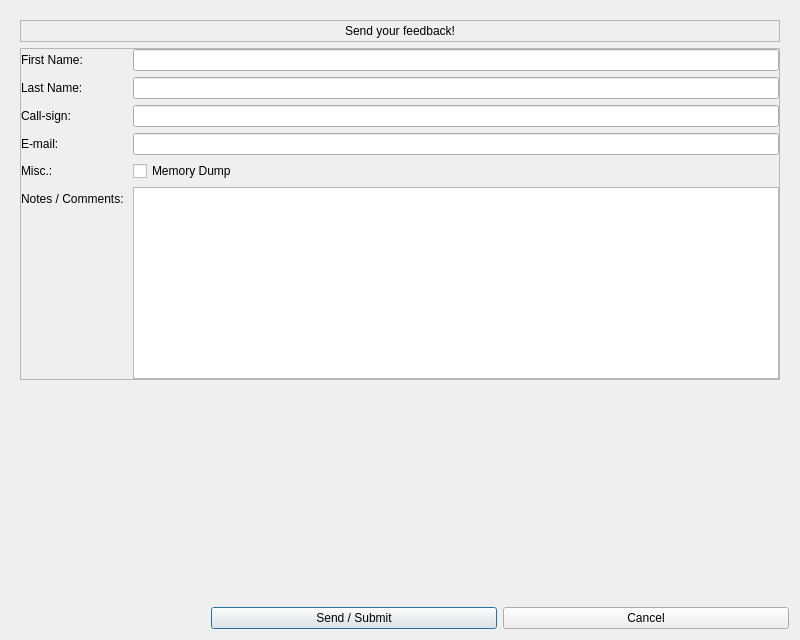
This is src/ui/sendreportdialog.ui in GekkoFyre/small-world-deluxe as Qt 5 draws it before an edit. The edited form follows.
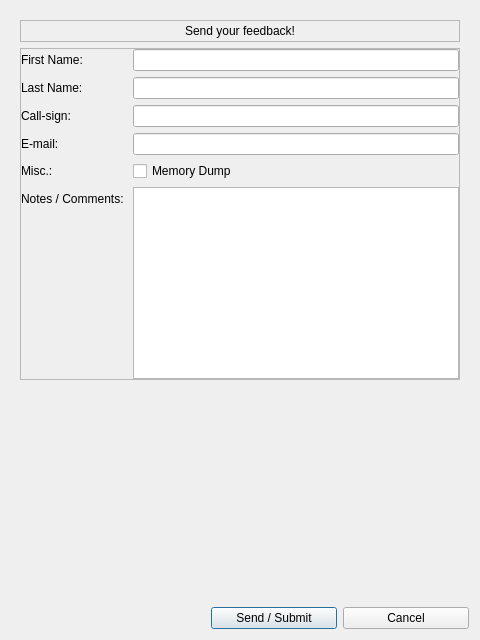
This is the edited form.

Commit message: * Something weird is going on with my Linux installation. GUI's appear normally and as they should under Microsoft Windows, but are all incorrect when switching to Linux. I guess this is something I have to keep in mind when editing a GUI form under Linux, or just strictly keep this activity for something under Microsoft Windows.

```diff
--- a/src/ui/sendreportdialog.ui
+++ b/src/ui/sendreportdialog.ui
@@ -9,7 +9,7 @@
    <rect>
     <x>0</x>
     <y>0</y>
-    <width>800</width>
+    <width>480</width>
     <height>640</height>
    </rect>
   </property>
@@ -75,8 +75,8 @@
           <rect>
            <x>0</x>
            <y>0</y>
-           <width>764</width>
-           <height>541</height>
+           <width>462</width>
+           <height>594</height>
           </rect>
          </property>
          <layout class="QVBoxLayout" name="verticalLayout_3">
```
The commit also changes 7 other files.
